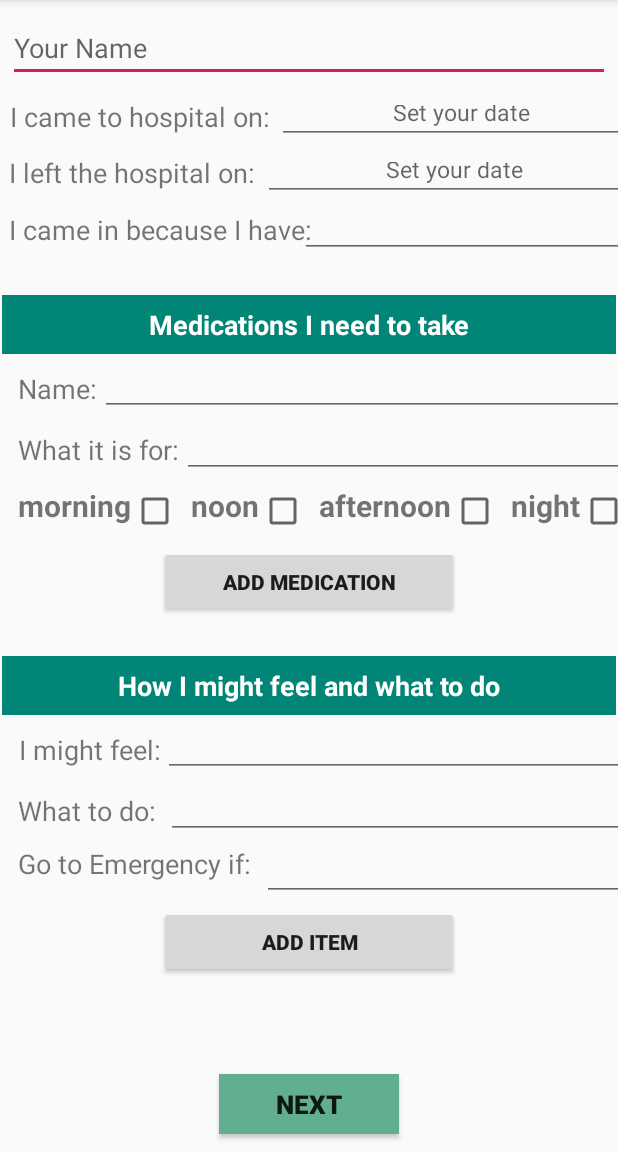
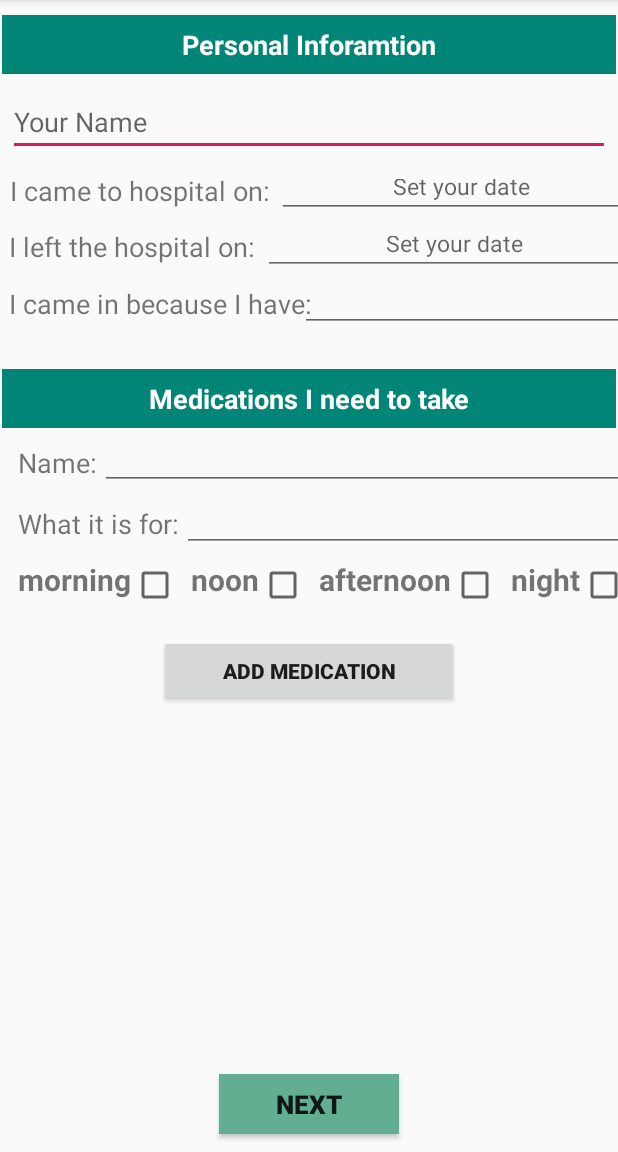
Before and after one commit to ece1778-2020/Healthy-Mind, an Android app: the InputManual screen opened directly, with no data from a screen before it, on a phone screen of 412 x 824 dp, the part 84-1236 px from its top. Run offline under Robolectric (Android 15) with nearby library versions, the phone set to English and light mode, and no system bars.

Commit message:
fontend of manual input PODs form

```diff
--- a/app/src/main/AndroidManifest.xml
+++ b/app/src/main/AndroidManifest.xml
@@ -13,7 +13,10 @@
         android:roundIcon="@mipmap/ic_launcher_round"
         android:supportsRtl="true"
         android:theme="@style/AppTheme">
-        <activity android:name=".InputManual"></activity>
+        <activity android:name=".ManualAppointments"></activity>
+        <activity android:name=".ChangeRoutine" />
+        <activity android:name=".ManualFeel" />
+        <activity android:name=".InputManual" />
         <activity android:name=".PhotoConfirmActivity" />
         <activity android:name=".AddNoteActivity" />
         <activity android:name=".NoteListActivity" />
--- a/app/src/main/res/layout/activity_input_manual.xml
+++ b/app/src/main/res/layout/activity_input_manual.xml
@@ -5,6 +5,23 @@
     android:layout_width="match_parent"
     android:layout_height="match_parent"
     tools:context=".InputManual">
+
+
+    <TextView
+        android:id="@+id/info_title"
+        android:layout_width="match_parent"
+        android:layout_height="39dp"
+        android:layout_marginLeft="1dp"
+        android:layout_marginTop="10dp"
+        android:layout_marginRight="1dp"
+        android:background="@color/colorPrimary"
+        android:gravity="center"
+        android:text="Personal Inforamtion"
+        android:textColor="@color/white"
+        android:textSize="18sp"
+        android:textStyle="bold"
+        app:layout_constraintTop_toTopOf="parent" />
+
 
     <EditText
         android:id="@+id/name"
@@ -18,7 +35,7 @@
         android:textSize="18sp"
         app:layout_constraintEnd_toEndOf="parent"
         app:layout_constraintStart_toStartOf="parent"
-        app:layout_constraintTop_toTopOf="parent" />
+        app:layout_constraintTop_toBottomOf="@+id/info_title" />
 
     <TextView
         android:id="@+id/set_date1"
@@ -272,7 +289,7 @@
         android:id="@+id/add_m_btn"
         android:layout_width="200dp"
         android:layout_height="wrap_content"
-        android:layout_marginTop="5dp"
+        android:layout_marginTop="15dp"
         android:text="Add medication"
         android:textStyle="bold"
         app:layout_constraintEnd_toEndOf="parent"
@@ -280,117 +297,15 @@
         app:layout_constraintTop_toBottomOf="@+id/c1" />
 
     <!--    the preview of items added.-->
-    <!--    <androidx.recyclerview.widget.RecyclerView-->
-    <!--        android:id="@+id/recyclerView"-->
-    <!--        android:layout_width="match_parent"-->
-    <!--        android:layout_height="135dp"-->
-    <!--        android:layout_marginTop="5dp"-->
-    <!--        app:layout_constraintTop_toBottomOf="@+id/add_m_btn" />-->
-
-
-    <TextView
-        android:id="@+id/feel_title"
+    <androidx.recyclerview.widget.RecyclerView
+        android:id="@+id/recyclerView"
         android:layout_width="match_parent"
-        android:layout_height="39dp"
+        android:layout_height="155dp"
         android:layout_marginLeft="1dp"
-        android:layout_marginTop="25dp"
+        android:layout_marginTop="15dp"
         android:layout_marginRight="1dp"
-        android:background="@color/colorPrimary"
-        android:gravity="center"
-        android:text="How I might feel and what to do"
-        android:textColor="@color/white"
-        android:textSize="18sp"
-        android:textStyle="bold"
-        app:layout_constraintEnd_toEndOf="parent"
-        app:layout_constraintStart_toStartOf="parent"
         app:layout_constraintTop_toBottomOf="@+id/add_m_btn" />
 
-
-    <TextView
-        android:id="@+id/feel1"
-        android:layout_width="wrap_content"
-        android:layout_height="35dp"
-        android:layout_marginLeft="12dp"
-        android:layout_marginTop="5dp"
-        android:layout_marginRight="12dp"
-        android:gravity="center"
-        android:text="I might feel:"
-        android:textSize="18sp"
-        app:layout_constraintStart_toStartOf="parent"
-        app:layout_constraintTop_toBottomOf="@+id/feel_title" />
-
-
-    <EditText
-        android:id="@+id/feel1_input"
-        android:layout_width="320dp"
-        android:layout_height="36dp"
-        android:layout_marginLeft="2dp"
-        android:layout_marginTop="5dp"
-        android:layout_marginRight="2dp"
-        android:textSize="15sp"
-        app:layout_constraintStart_toEndOf="@id/feel1"
-        app:layout_constraintTop_toBottomOf="@+id/feel_title" />
-
-    <TextView
-        android:id="@+id/feel2"
-        android:layout_width="wrap_content"
-        android:layout_height="35dp"
-        android:layout_marginLeft="12dp"
-        android:layout_marginTop="5dp"
-        android:layout_marginRight="12dp"
-        android:gravity="center"
-        android:text="What to do: "
-        android:textSize="18sp"
-        app:layout_constraintStart_toStartOf="parent"
-        app:layout_constraintTop_toBottomOf="@+id/feel1" />
-
-
-    <EditText
-        android:id="@+id/feel2_input"
-        android:layout_width="320dp"
-        android:layout_height="36dp"
-        android:layout_marginLeft="2dp"
-        android:layout_marginTop="5dp"
-        android:layout_marginRight="2dp"
-        android:textSize="15sp"
-        app:layout_constraintStart_toEndOf="@id/feel2"
-        app:layout_constraintTop_toBottomOf="@+id/feel1_input" />
-
-
-    <TextView
-        android:id="@+id/feel3"
-        android:layout_width="wrap_content"
-        android:layout_height="35dp"
-        android:layout_marginLeft="12dp"
-        android:layout_marginTop="5dp"
-        android:layout_marginRight="12dp"
-        android:text="Go to Emergency if: "
-        android:textSize="18sp"
-        app:layout_constraintStart_toStartOf="parent"
-        app:layout_constraintTop_toBottomOf="@+id/feel2" />
-
-
-    <EditText
-        android:id="@+id/feel3_input"
-        android:layout_width="255dp"
-        android:layout_height="36dp"
-        android:layout_marginLeft="2dp"
-        android:layout_marginTop="5dp"
-        android:layout_marginRight="2dp"
-        android:textSize="15sp"
-        app:layout_constraintStart_toEndOf="@id/feel3"
-        app:layout_constraintTop_toBottomOf="@+id/feel2_input" />
-
-    <Button
-        android:id="@+id/add_btn"
-        android:layout_width="200dp"
-        android:layout_height="wrap_content"
-        android:layout_marginTop="5dp"
-        android:text="Add item"
-        android:textStyle="bold"
-        app:layout_constraintEnd_toEndOf="parent"
-        app:layout_constraintStart_toStartOf="parent"
-        app:layout_constraintTop_toBottomOf="@+id/feel3" />
 
     <Button
         android:id="@+id/next"
@@ -398,8 +313,9 @@
         android:layout_height="40dp"
         android:layout_marginBottom="12dp"
         android:background="@color/commentTitle"
+        android:onClick="onClick_next_page"
         android:text="next"
-        android:textSize="17dp"
+        android:textSize="17sp"
         android:textStyle="bold"
         app:layout_constraintBottom_toBottomOf="parent"
         app:layout_constraintEnd_toEndOf="parent"
```
Also changed, not shown: app/src/main/java/com/example/e_health_manager/ChangeRoutine.java (added, +22 -0 lines), app/src/main/java/com/example/e_health_manager/InputManual.java (+9 -0 lines), app/src/main/java/com/example/e_health_manager/ManualAppointments.java (added, +54 -0 lines), app/src/main/java/com/example/e_health_manager/ManualFeel.java (added, +22 -0 lines), app/src/main/res/layout/activity_change_routine.xml (added, +107 -0 lines), app/src/main/res/layout/activity_manual_appointments.xml (added, +233 -0 lines), app/src/main/res/layout/activity_manual_feel.xml (added, +135 -0 lines).
